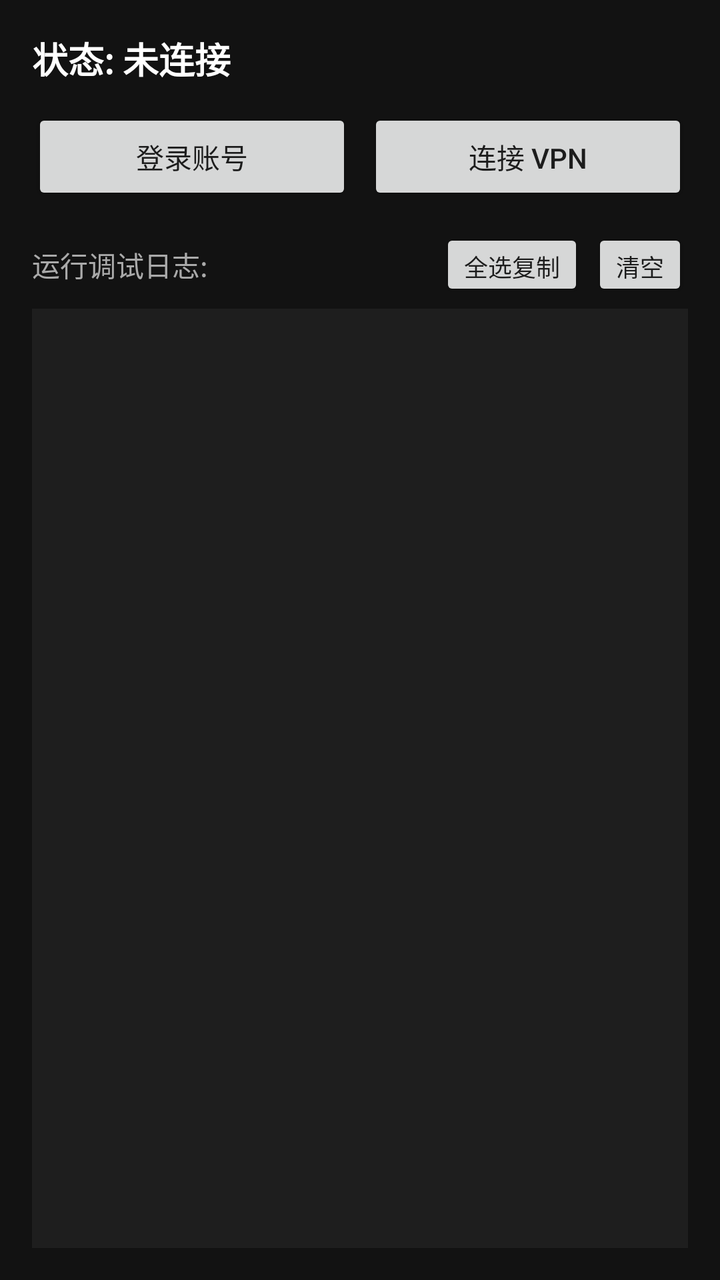
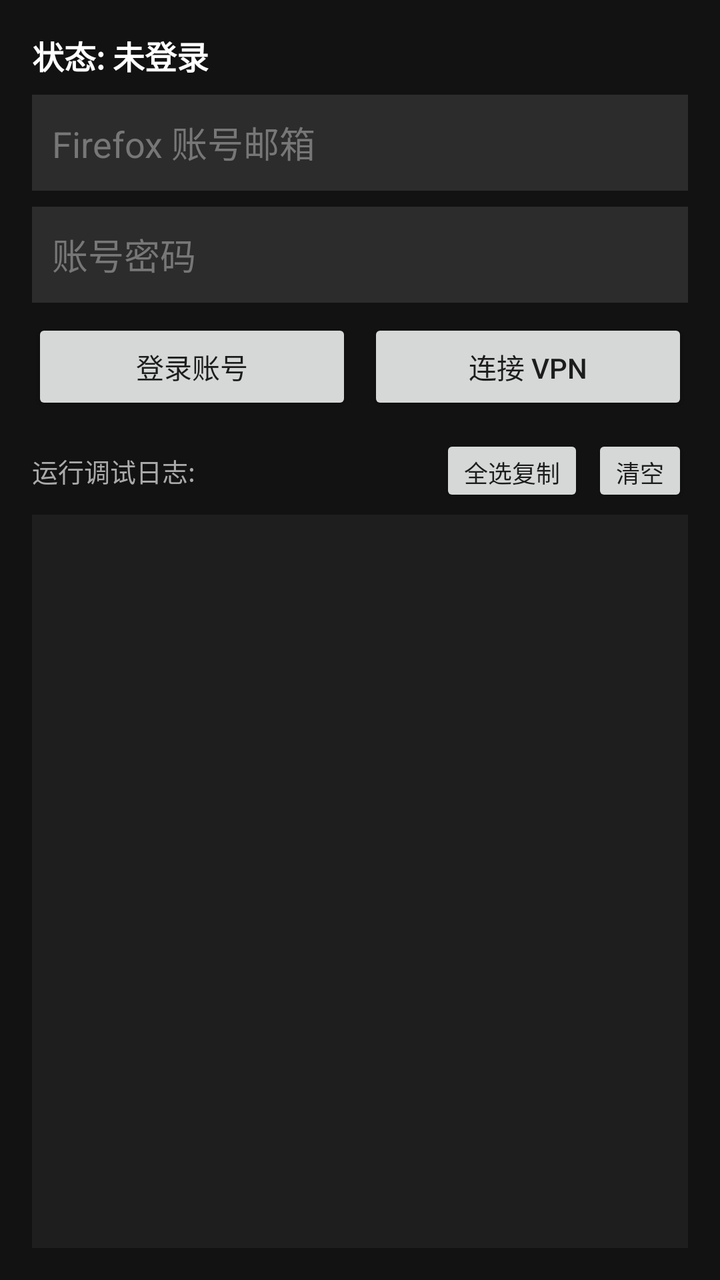

Two renders of the same Android screen: before a commit and after it. Below are the layout's source before the change and the commit's diff.
<!-- AndroidManifest.xml: application theme android:Theme.Material.Light.NoActionBar -->
<!-- res/layout/activity_main.xml -->
<?xml version="1.0" encoding="utf-8"?>
<LinearLayout xmlns:android="http://schemas.android.com/apk/res/android"
    android:layout_width="match_parent"
    android:layout_height="match_parent"
    android:orientation="vertical"
    android:padding="16dp"
    android:background="#121212">

    
    <TextView
        android:id="@+id/tvStatus"
        android:layout_width="match_parent"
        android:layout_height="wrap_content"
        android:text="状态: 未连接"
        android:textColor="#FFFFFF"
        android:textSize="18sp"
        android:textStyle="bold"
        android:paddingBottom="12dp" />

    <LinearLayout
        android:layout_width="match_parent"
        android:layout_height="wrap_content"
        android:orientation="horizontal">

        <Button
            android:id="@+id/btnLogin"
            android:layout_width="0dp"
            android:layout_height="wrap_content"
            android:layout_weight="1"
            android:text="登录账号"
            android:layout_marginEnd="4dp"/>

        <Button
            android:id="@+id/btnConnect"
            android:layout_width="0dp"
            android:layout_height="wrap_content"
            android:layout_weight="1"
            android:text="连接 VPN"
            android:layout_marginStart="4dp"/>
    </LinearLayout>

    
    <LinearLayout
        android:layout_width="match_parent"
        android:layout_height="wrap_content"
        android:orientation="horizontal"
        android:gravity="center_vertical"
        android:paddingTop="12dp"
        android:paddingBottom="4dp">

        <TextView
            android:layout_width="0dp"
            android:layout_height="wrap_content"
            android:layout_weight="1"
            android:text="运行调试日志:"
            android:textColor="#AAAAAA"
            android:textSize="14sp" />

        <Button
            android:id="@+id/btnCopyAll"
            android:layout_width="wrap_content"
            android:layout_height="36dp"
            android:text="全选复制"
            android:textSize="12sp"
            style="?android:attr/buttonStyleSmall" />

        <Button
            android:id="@+id/btnClearLog"
            android:layout_width="wrap_content"
            android:layout_height="36dp"
            android:text="清空"
            android:textSize="12sp"
            android:layout_marginStart="4dp"
            style="?android:attr/buttonStyleSmall" />
    </LinearLayout>

    
    <ScrollView
        android:id="@+id/scrollLog"
        android:layout_width="match_parent"
        android:layout_height="0dp"
        android:layout_weight="1"
        android:background="#1E1E1E"
        android:padding="8dp">

        <EditText
            android:id="@+id/etLogs"
            android:layout_width="match_parent"
            android:layout_height="wrap_content"
            android:background="@null"
            android:fontFamily="monospace"
            android:gravity="top|start"
            android:textColor="#00FF66"
            android:textSize="12sp"
            android:cursorVisible="false"
            android:focusable="true"
            android:focusableInTouchMode="true"
            android:textIsSelectable="true"
            android:inputType="none" />
    </ScrollView>
</LinearLayout>
<!-- resources referenced by this layout -->
<resources>

</resources>

<!-- the commit's change to res/layout/activity_main.xml (unified diff, before → after) -->
@@ -6,16 +6,40 @@
     android:padding="16dp"
     android:background="#121212">
 
-    
     <TextView
         android:id="@+id/tvStatus"
         android:layout_width="match_parent"
         android:layout_height="wrap_content"
-        android:text="状态: 未连接"
+        android:text="状态: 未登录"
         android:textColor="#FFFFFF"
-        android:textSize="18sp"
+        android:textSize="16sp"
         android:textStyle="bold"
-        android:paddingBottom="12dp" />
+        android:paddingBottom="8dp" />
+
+    
+    <EditText
+        android:id="@+id/etEmail"
+        android:layout_width="match_parent"
+        android:layout_height="48dp"
+        android:hint="Firefox 账号邮箱"
+        android:textColor="#FFFFFF"
+        android:textColorHint="#777777"
+        android:background="#2C2C2C"
+        android:padding="10dp"
+        android:inputType="textEmailAddress"
+        android:layout_marginBottom="8dp"/>
+
+    <EditText
+        android:id="@+id/etPassword"
+        android:layout_width="match_parent"
+        android:layout_height="48dp"
+        android:hint="账号密码"
+        android:textColor="#FFFFFF"
+        android:textColorHint="#777777"
+        android:background="#2C2C2C"
+        android:padding="10dp"
+        android:inputType="textPassword"
+        android:layout_marginBottom="8dp"/>
 
     <LinearLayout
         android:layout_width="match_parent"
@@ -45,7 +69,7 @@
         android:layout_height="wrap_content"
         android:orientation="horizontal"
         android:gravity="center_vertical"
-        android:paddingTop="12dp"
+        android:paddingTop="10dp"
         android:paddingBottom="4dp">
 
         <TextView
@@ -54,7 +78,7 @@
             android:layout_weight="1"
             android:text="运行调试日志:"
             android:textColor="#AAAAAA"
-            android:textSize="14sp" />
+            android:textSize="13sp" />
 
         <Button
             android:id="@+id/btnCopyAll"
@@ -74,7 +98,6 @@
             style="?android:attr/buttonStyleSmall" />
     </LinearLayout>
 
-    
     <ScrollView
         android:id="@+id/scrollLog"
         android:layout_width="match_parent"
@@ -91,7 +114,7 @@
             android:fontFamily="monospace"
             android:gravity="top|start"
             android:textColor="#00FF66"
-            android:textSize="12sp"
+            android:textSize="11sp"
             android:cursorVisible="false"
             android:focusable="true"
             android:focusableInTouchMode="true"
